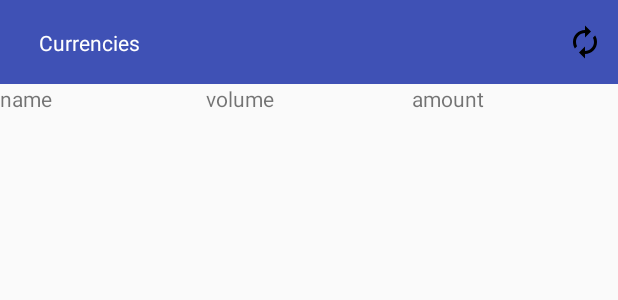
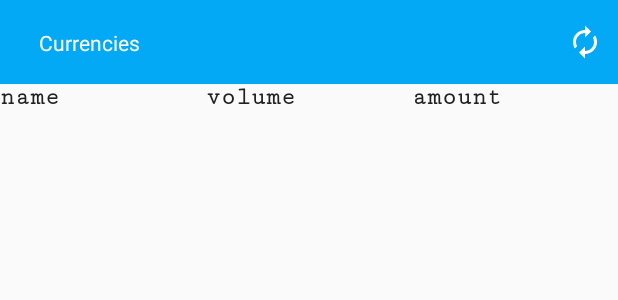
Before and after one commit to MaxtiCorn/currencies, an Android app: the layout activity_currencies_list.xml on its own in the app's theme, with its tools: preview values and no code run, on a phone screen of 412 x 824 dp. Shown: the top 300 px of the screen. Run offline under Robolectric (Android 15) with nearby library versions, the phone set to English and light mode, and no system bars; network calls fail.

Commit message:
some changes

```diff
--- a/app/src/main/AndroidManifest.xml
+++ b/app/src/main/AndroidManifest.xml
@@ -11,7 +11,8 @@
         android:roundIcon="@mipmap/ic_launcher_round"
         android:supportsRtl="true"
         android:theme="@style/AppTheme">
-        <activity android:name=".ui.LaunchScreenActivity">
+        <activity android:name=".ui.LaunchScreenActivity"
+            android:theme="@style/LaunchTheme">
             <intent-filter>
                 <action android:name="android.intent.action.MAIN" />
                 <category android:name="android.intent.category.LAUNCHER" />
--- /dev/null
+++ b/app/src/main/res/drawable/ic_android_black_24dp.xml
@@ -0,0 +1,9 @@
+<vector xmlns:android="http://schemas.android.com/apk/res/android"
+        android:width="24dp"
+        android:height="24dp"
+        android:viewportWidth="24.0"
+        android:viewportHeight="24.0">
+    <path
+        android:fillColor="#FF000000"
+        android:pathData="M6,18c0,0.55 0.45,1 1,1h1v3.5c0,0.83 0.67,1.5 1.5,1.5s1.5,-0.67 1.5,-1.5L11,19h2v3.5c0,0.83 0.67,1.5 1.5,1.5s1.5,-0.67 1.5,-1.5L16,19h1c0.55,0 1,-0.45 1,-1L18,8L6,8v10zM3.5,8C2.67,8 2,8.67 2,9.5v7c0,0.83 0.67,1.5 1.5,1.5S5,17.33 5,16.5v-7C5,8.67 4.33,8 3.5,8zM20.5,8c-0.83,0 -1.5,0.67 -1.5,1.5v7c0,0.83 0.67,1.5 1.5,1.5s1.5,-0.67 1.5,-1.5v-7c0,-0.83 -0.67,-1.5 -1.5,-1.5zM15.53,2.16l1.3,-1.3c0.2,-0.2 0.2,-0.51 0,-0.71 -0.2,-0.2 -0.51,-0.2 -0.71,0l-1.48,1.48C13.85,1.23 12.95,1 12,1c-0.96,0 -1.86,0.23 -2.66,0.63L7.85,0.15c-0.2,-0.2 -0.51,-0.2 -0.71,0 -0.2,0.2 -0.2,0.51 0,0.71l1.31,1.31C6.97,3.26 6,5.01 6,7h12c0,-1.99 -0.97,-3.75 -2.47,-4.84zM10,5L9,5L9,4h1v1zM15,5h-1L14,4h1v1z"/>
+</vector>
--- a/app/src/main/res/drawable/ic_autorenew_black_24dp.xml
+++ b/app/src/main/res/drawable/ic_autorenew_black_24dp.xml
@@ -1,9 +1,5 @@
-<vector xmlns:android="http://schemas.android.com/apk/res/android"
-        android:width="24dp"
-        android:height="24dp"
-        android:viewportWidth="24.0"
-        android:viewportHeight="24.0">
-    <path
-        android:fillColor="#FF000000"
-        android:pathData="M12,6v3l4,-4 -4,-4v3c-4.42,0 -8,3.58 -8,8 0,1.57 0.46,3.03 1.24,4.26L6.7,14.8c-0.45,-0.83 -0.7,-1.79 -0.7,-2.8 0,-3.31 2.69,-6 6,-6zM18.76,7.74L17.3,9.2c0.44,0.84 0.7,1.79 0.7,2.8 0,3.31 -2.69,6 -6,6v-3l-4,4 4,4v-3c4.42,0 8,-3.58 8,-8 0,-1.57 -0.46,-3.03 -1.24,-4.26z"/>
+<vector android:height="24dp" android:tint="#FFFFFF"
+    android:viewportHeight="24.0" android:viewportWidth="24.0"
+    android:width="24dp" xmlns:android="http://schemas.android.com/apk/res/android">
+    <path android:fillColor="#FF000000" android:pathData="M12,6v3l4,-4 -4,-4v3c-4.42,0 -8,3.58 -8,8 0,1.57 0.46,3.03 1.24,4.26L6.7,14.8c-0.45,-0.83 -0.7,-1.79 -0.7,-2.8 0,-3.31 2.69,-6 6,-6zM18.76,7.74L17.3,9.2c0.44,0.84 0.7,1.79 0.7,2.8 0,3.31 -2.69,6 -6,6v-3l-4,4 4,4v-3c4.42,0 8,-3.58 8,-8 0,-1.57 -0.46,-3.03 -1.24,-4.26z"/>
 </vector>
--- a/app/src/main/res/drawable/launch_screen_background.xml
+++ b/app/src/main/res/drawable/launch_screen_background.xml
@@ -1,10 +1,8 @@
 <?xml version="1.0" encoding="utf-8"?>
 <layer-list xmlns:android="http://schemas.android.com/apk/res/android">
-    <item android:drawable="@color/colorPrimary" />
+    <item android:drawable="@color/colorAccent" />
 
-    <item>
-        <bitmap
-            android:gravity="center"
-            android:src="@mipmap/ic_launcher" />
-    </item>
+    <item
+        android:drawable="@drawable/ic_launcher_foreground"
+        android:gravity="center" />
 </layer-list>
--- a/app/src/main/res/layout/activity_currencies_list.xml
+++ b/app/src/main/res/layout/activity_currencies_list.xml
@@ -17,7 +17,7 @@
         <LinearLayout
             android:id="@+id/table_title"
             android:layout_width="match_parent"
-            android:layout_height="wrap_content"
+            android:layout_height="50dp"
             app:layout_constraintTop_toBottomOf="@id/toolbar">
 
             <TextView
@@ -25,7 +25,11 @@
                 android:layout_width="0dp"
                 android:layout_height="wrap_content"
                 android:layout_weight="1"
+                android:fontFamily="serif-monospace"
                 android:text="@string/currency_name_title"
+                android:textColor="@color/primaryText"
+                android:textSize="16sp"
+                android:textStyle="bold"
                 app:layout_constraintEnd_toStartOf="@id/currency_volume"
                 app:layout_constraintStart_toStartOf="parent" />
 
@@ -34,7 +38,11 @@
                 android:layout_width="0dp"
                 android:layout_height="wrap_content"
                 android:layout_weight="1"
+                android:fontFamily="serif-monospace"
                 android:text="@string/currency_volume_title"
+                android:textColor="@color/primaryText"
+                android:textSize="16sp"
+                android:textStyle="bold"
                 app:layout_constraintEnd_toStartOf="@id/currency_amount"
                 app:layout_constraintStart_toEndOf="@id/currency_name" />
 
@@ -43,7 +51,11 @@
                 android:layout_width="0dp"
                 android:layout_height="wrap_content"
                 android:layout_weight="1"
+                android:fontFamily="serif-monospace"
                 android:text="@string/currency_amount_title"
+                android:textColor="@color/primaryText"
+                android:textSize="16sp"
+                android:textStyle="bold"
                 app:layout_constraintEnd_toEndOf="parent"
                 app:layout_constraintStart_toEndOf="@id/currency_volume" />
         </LinearLayout>
--- a/app/src/main/res/layout/item_currency.xml
+++ b/app/src/main/res/layout/item_currency.xml
@@ -6,27 +6,27 @@
     android:orientation="vertical">
 
     <TextView
-        app:layout_constraintHorizontal_weight="1"
         android:id="@+id/currency_name"
         android:layout_width="0dp"
         android:layout_height="wrap_content"
         app:layout_constraintEnd_toStartOf="@id/currency_volume"
+        app:layout_constraintHorizontal_weight="1"
         app:layout_constraintStart_toStartOf="parent" />
 
     <TextView
         android:id="@+id/currency_volume"
         android:layout_width="0dp"
-        app:layout_constraintHorizontal_weight="1"
         android:layout_height="wrap_content"
         app:layout_constraintEnd_toStartOf="@id/currency_amount"
+        app:layout_constraintHorizontal_weight="1"
         app:layout_constraintStart_toEndOf="@id/currency_name" />
 
     <TextView
-        app:layout_constraintHorizontal_weight="1"
         android:id="@+id/currency_amount"
         android:layout_width="0dp"
         android:layout_height="wrap_content"
         app:layout_constraintEnd_toEndOf="parent"
+        app:layout_constraintHorizontal_weight="1"
         app:layout_constraintStart_toEndOf="@id/currency_volume" />
 
 </android.support.constraint.ConstraintLayout>
--- a/app/src/main/res/values/colors.xml
+++ b/app/src/main/res/values/colors.xml
@@ -1,7 +1,8 @@
 <?xml version="1.0" encoding="utf-8"?>
 <resources>
-    <color name="colorPrimary">#3F51B5</color>
-    <color name="colorPrimaryDark">#303F9F</color>
-    <color name="colorAccent">#FF4081</color>
-    <color name="white">#FFF</color>
+    <color name="colorPrimary">#03A9F4</color>
+    <color name="colorPrimaryDark">#0288D1</color>
+    <color name="colorAccent">#448AFF</color>
+    <color name="primaryText">#212121</color>
+    <color name="white">#FFFFFF</color>
 </resources>
```
